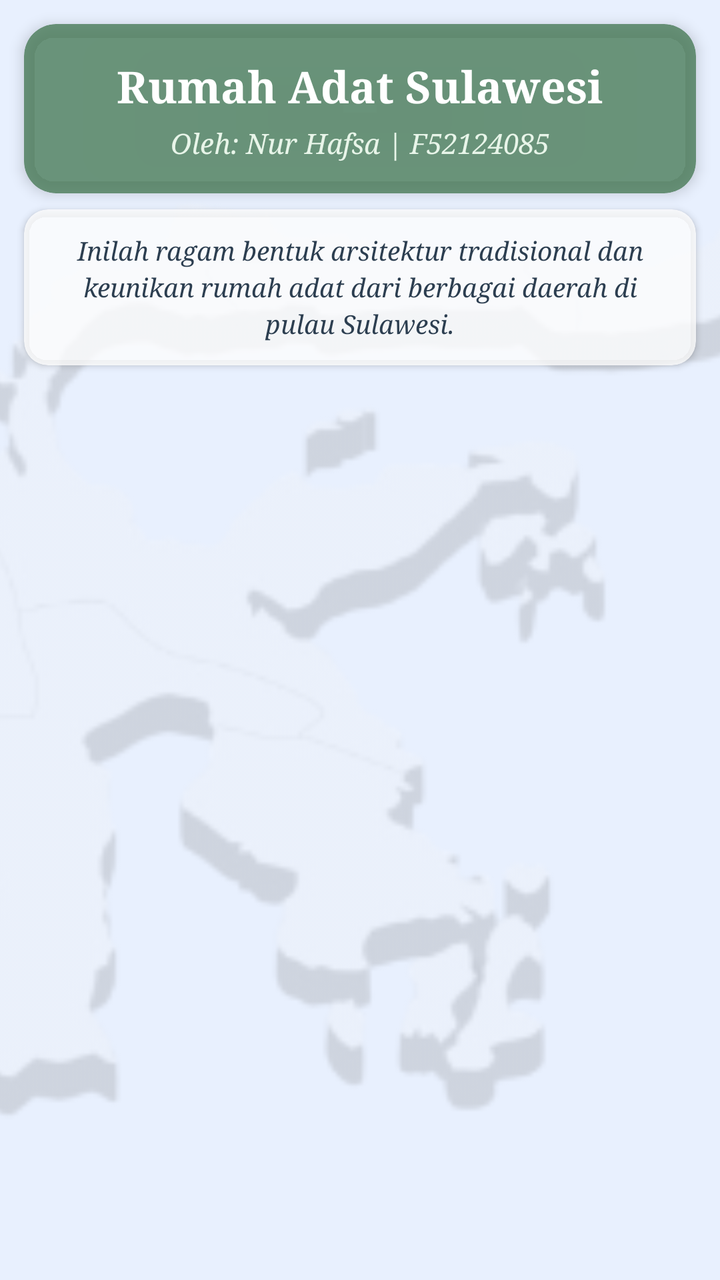
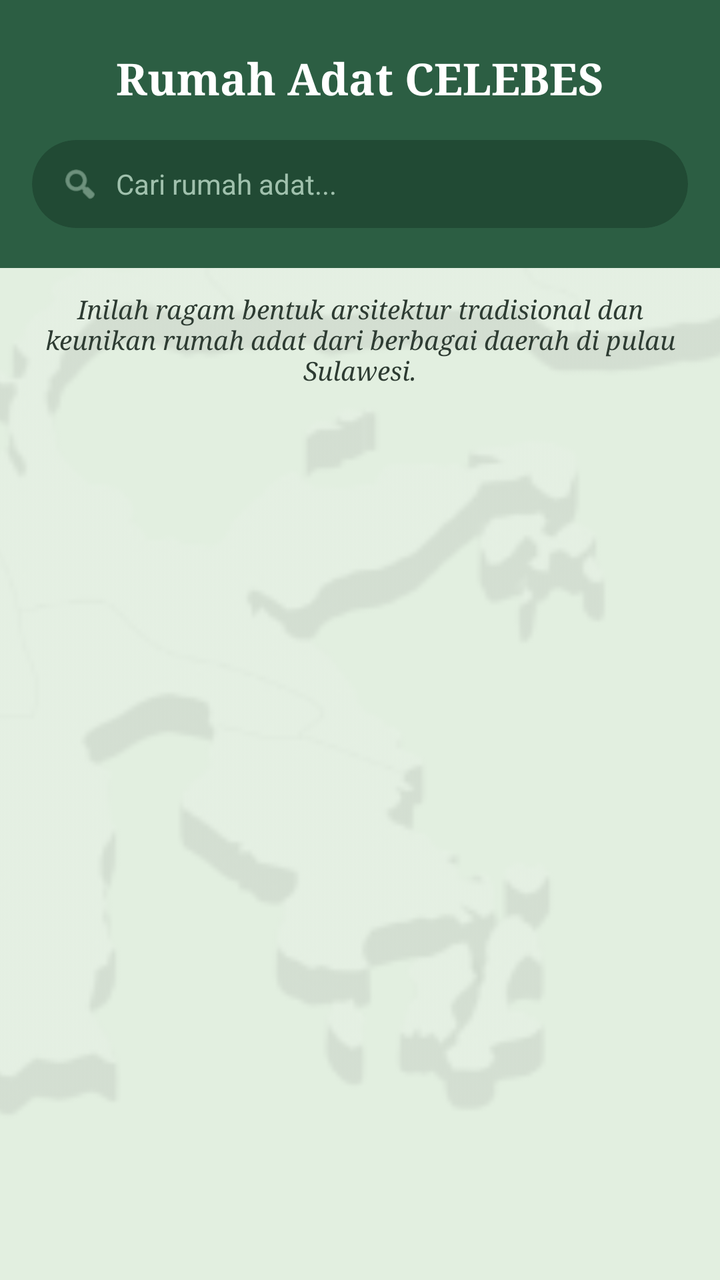

An Android layout rendered at two revisions. The XML below is the earlier revision; the diff shows what the commit changed to produce the second picture.
<!-- AndroidManifest.xml: application theme Theme.ComNurHafsa_f52124085Aplikasi_UTS -->
<!-- res/layout/activity_main.xml -->
<?xml version="1.0" encoding="utf-8"?>
<FrameLayout xmlns:android="http://schemas.android.com/apk/res/android"
    xmlns:app="http://schemas.android.com/apk/res-auto"
    android:layout_width="match_parent"
    android:layout_height="match_parent"
    android:background="#E8F0FE">

    
    <ImageView
        android:layout_width="match_parent"
        android:layout_height="match_parent"
        android:scaleType="centerCrop"
        android:alpha="0.25"
        android:src="@drawable/bg_sulawesi" />

    <LinearLayout
        android:layout_width="match_parent"
        android:layout_height="match_parent"
        android:orientation="vertical">

        
        <androidx.cardview.widget.CardView
            android:layout_width="match_parent"
            android:layout_height="wrap_content"
            android:layout_marginStart="12dp"
            android:layout_marginTop="12dp"
            android:layout_marginEnd="12dp"
            app:cardCornerRadius="16dp"
            app:cardElevation="4dp"
            app:cardBackgroundColor="#CC4A7C59">

            <LinearLayout
                android:layout_width="match_parent"
                android:layout_height="wrap_content"
                android:orientation="vertical"
                android:gravity="center"
                android:padding="16dp">

                <TextView
                    android:layout_width="wrap_content"
                    android:layout_height="wrap_content"
                    android:text="Rumah Adat Sulawesi"
                    android:textColor="#FFFFFF"
                    android:textSize="22sp"
                    android:textStyle="bold"
                    android:typeface="serif"
                    android:gravity="center" />

                <TextView
                    android:layout_width="wrap_content"
                    android:layout_height="wrap_content"
                    android:layout_marginTop="4dp"
                    android:text="Oleh: Nur Hafsa | F52124085"
                    android:textColor="#E8F5E9"
                    android:textSize="14sp"
                    android:textStyle="italic"
                    android:typeface="serif"
                    android:gravity="center" />
            </LinearLayout>
        </androidx.cardview.widget.CardView>

        
        <androidx.cardview.widget.CardView
            android:layout_width="match_parent"
            android:layout_height="wrap_content"
            android:layout_marginStart="12dp"
            android:layout_marginTop="8dp"
            android:layout_marginEnd="12dp"
            android:layout_marginBottom="4dp"
            app:cardCornerRadius="12dp"
            app:cardElevation="2dp"
            app:cardBackgroundColor="#CCFFFFFF">

            <TextView
                android:layout_width="match_parent"
                android:layout_height="wrap_content"
                android:padding="12dp"
                android:text="Inilah ragam bentuk arsitektur tradisional dan keunikan rumah adat dari berbagai daerah di pulau Sulawesi."
                android:textColor="#2C3E50"
                android:textSize="13sp"
                android:textStyle="italic"
                android:typeface="serif"
                android:gravity="center"
                android:lineSpacingExtra="3dp" />
        </androidx.cardview.widget.CardView>

        
        <ListView
            android:id="@+id/listView"
            android:layout_width="match_parent"
            android:layout_height="match_parent"
            android:divider="@null"
            android:dividerHeight="0dp" />

    </LinearLayout>

</FrameLayout>
<!-- resources referenced by this layout -->
<resources>
  <!-- drawable bg_sulawesi: png bitmap (drawable, 36204 bytes) -->
  <style name="Theme.ComNurHafsa_f52124085Aplikasi_UTS" parent="Base.Theme.ComNurHafsa_f52124085Aplikasi_UTS" />
  <style name="Base.Theme.ComNurHafsa_f52124085Aplikasi_UTS" parent="Theme.Material3.DayNight.NoActionBar">
          
          
      </style>
</resources>

<!-- the commit's change to res/layout/activity_main.xml (unified diff, before → after) -->
@@ -1,97 +1,103 @@
 <?xml version="1.0" encoding="utf-8"?>
-<FrameLayout xmlns:android="http://schemas.android.com/apk/res/android"
+<RelativeLayout xmlns:android="http://schemas.android.com/apk/res/android"
     xmlns:app="http://schemas.android.com/apk/res-auto"
     android:layout_width="match_parent"
     android:layout_height="match_parent"
-    android:background="#E8F0FE">
+    android:background="#E2EFE0">
 
     
     <ImageView
         android:layout_width="match_parent"
         android:layout_height="match_parent"
         android:scaleType="centerCrop"
-        android:alpha="0.25"
+        android:alpha="0.15"
         android:src="@drawable/bg_sulawesi" />
 
+    
     <LinearLayout
+        android:id="@+id/headerContainer"
         android:layout_width="match_parent"
-        android:layout_height="match_parent"
-        android:orientation="vertical">
+        android:layout_height="wrap_content"
+        android:background="#2C5E43"
+        android:orientation="vertical"
+        android:paddingStart="16dp"
+        android:paddingTop="24dp"
+        android:paddingEnd="16dp"
+        android:paddingBottom="20dp"
+        android:gravity="center_horizontal">
+
+        <TextView
+            android:layout_width="wrap_content"
+            android:layout_height="wrap_content"
+            android:text="Rumah Adat CELEBES"
+            android:textColor="#FFFFFF"
+            android:textSize="22sp"
+            android:textStyle="bold"
+            android:typeface="serif" />
 
         
         <androidx.cardview.widget.CardView
             android:layout_width="match_parent"
-            android:layout_height="wrap_content"
-            android:layout_marginStart="12dp"
-            android:layout_marginTop="12dp"
-            android:layout_marginEnd="12dp"
-            app:cardCornerRadius="16dp"
-            app:cardElevation="4dp"
-            app:cardBackgroundColor="#CC4A7C59">
+            android:layout_height="44dp"
+            android:layout_marginTop="16dp"
+            app:cardCornerRadius="22dp"
+            app:cardElevation="0dp"
+            app:cardBackgroundColor="#214A34">
 
             <LinearLayout
                 android:layout_width="match_parent"
-                android:layout_height="wrap_content"
-                android:orientation="vertical"
-                android:gravity="center"
-                android:padding="16dp">
+                android:layout_height="match_parent"
+                android:orientation="horizontal"
+                android:gravity="center_vertical"
+                android:paddingStart="14dp"
+                android:paddingEnd="14dp">
 
-                <TextView
-                    android:layout_width="wrap_content"
-                    android:layout_height="wrap_content"
-                    android:text="Rumah Adat Sulawesi"
+                <ImageView
+                    android:layout_width="20dp"
+                    android:layout_height="20dp"
+                    android:src="@android:drawable/ic_menu_search"
+                    app:tint="#A0C1AD" />
+
+                <EditText
+                    android:id="@+id/edtSearch"
+                    android:layout_width="match_parent"
+                    android:layout_height="match_parent"
+                    android:layout_marginStart="8dp"
+                    android:background="@null"
+                    android:hint="Cari rumah adat..."
                     android:textColor="#FFFFFF"
-                    android:textSize="22sp"
-                    android:textStyle="bold"
-                    android:typeface="serif"
-                    android:gravity="center" />
-
-                <TextView
-                    android:layout_width="wrap_content"
-                    android:layout_height="wrap_content"
-                    android:layout_marginTop="4dp"
-                    android:text="Oleh: Nur Hafsa | F52124085"
-                    android:textColor="#E8F5E9"
+                    android:textColorHint="#A0C1AD"
                     android:textSize="14sp"
-                    android:textStyle="italic"
-                    android:typeface="serif"
-                    android:gravity="center" />
+                    android:singleLine="true" />
             </LinearLayout>
         </androidx.cardview.widget.CardView>
+    </LinearLayout>
 
-        
-        <androidx.cardview.widget.CardView
+    
+    <LinearLayout
+        android:layout_width="match_parent"
+        android:layout_height="match_parent"
+        android:layout_below="@id/headerContainer"
+        android:orientation="vertical"
+        android:paddingStart="12dp"
+        android:paddingEnd="12dp">
+        <TextView
             android:layout_width="match_parent"
             android:layout_height="wrap_content"
-            android:layout_marginStart="12dp"
-            android:layout_marginTop="8dp"
-            android:layout_marginEnd="12dp"
-            android:layout_marginBottom="4dp"
-            app:cardCornerRadius="12dp"
-            app:cardElevation="2dp"
-            app:cardBackgroundColor="#CCFFFFFF">
-
-            <TextView
-                android:layout_width="match_parent"
-                android:layout_height="wrap_content"
-                android:padding="12dp"
-                android:text="Inilah ragam bentuk arsitektur tradisional dan keunikan rumah adat dari berbagai daerah di pulau Sulawesi."
-                android:textColor="#2C3E50"
-                android:textSize="13sp"
-                android:textStyle="italic"
-                android:typeface="serif"
-                android:gravity="center"
-                android:lineSpacingExtra="3dp" />
-        </androidx.cardview.widget.CardView>
-
-        
+            android:layout_marginTop="12dp"
+            android:layout_marginBottom="8dp"
+            android:text="Inilah ragam bentuk arsitektur tradisional dan keunikan rumah adat dari berbagai daerah di pulau Sulawesi."
+            android:textColor="#2D3B32"
+            android:textSize="13sp"
+            android:textStyle="italic"
+            android:typeface="serif"
+            android:gravity="center" />
         <ListView
             android:id="@+id/listView"
             android:layout_width="match_parent"
             android:layout_height="match_parent"
             android:divider="@null"
-            android:dividerHeight="0dp" />
-
+            android:dividerHeight="8dp"
+            android:scrollbars="none" />
     </LinearLayout>
-
-</FrameLayout>
+</RelativeLayout>
